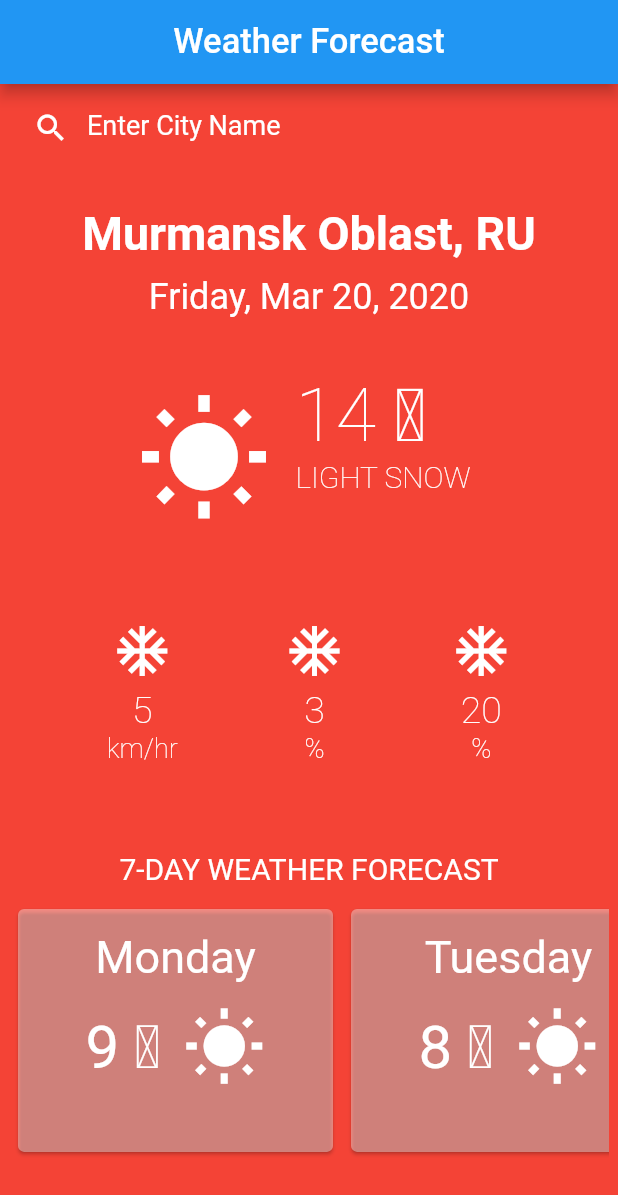
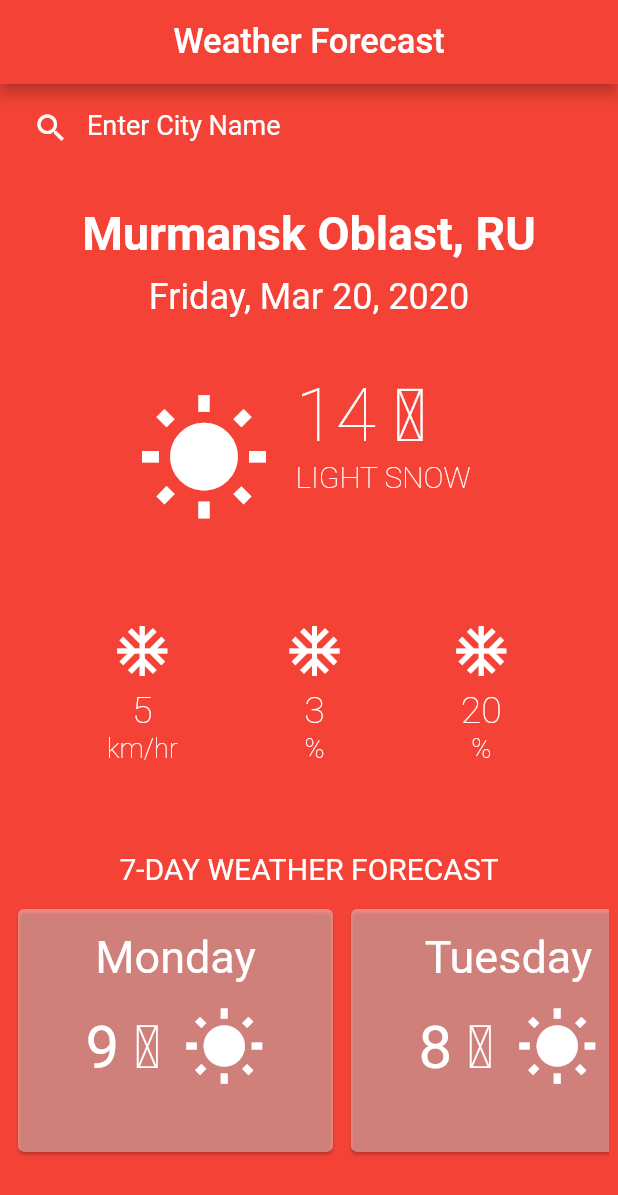
Before and after one commit to AlisherAlseiit/mobileLab9, a Flutter app: the screen it shows after launch, on a phone screen of 412 x 824 dp. Shown: the top 1195 px of the screen. Run offline on Flutter 3.47's test engine with Material 2 defaults, Android fonts, the phone set to English and light mode, and no system bars.

Commit message:
changed  appBar to red  color

```diff
--- a/lib/main.dart
+++ b/lib/main.dart
@@ -17,6 +17,7 @@ class MyApp extends StatelessWidget {
     return MaterialApp(
       title: 'Weather Forecast',
       theme: ThemeData(
+        primaryColor: Colors.red,
         scaffoldBackgroundColor: Colors.red,
       ),
       home: MyHomePage(),
@@ -84,7 +85,6 @@ class _MyHomePageState extends State<MyHomePage> {
     return Scaffold(
       appBar: appBar,
       body: SafeArea(
-        child: SingleChildScrollView(
           child: Column(
             children: [
               Container(
@@ -157,7 +157,6 @@ class _MyHomePageState extends State<MyHomePage> {
             ],
           ),
         ),
-      ),
     );
   }
 }
```
